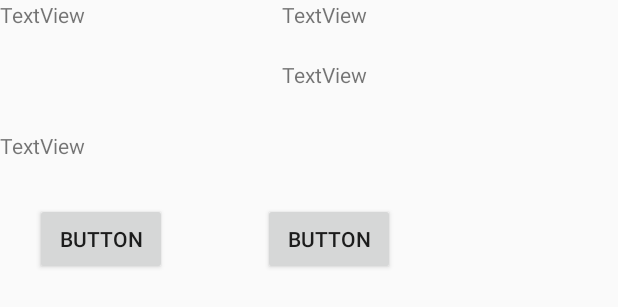
After one commit to Sanketagarwal17/BookClubLatest, an Android app: the layout allrequestformember.xml on its own in the app's theme, with its tools: preview values and no code run, on a phone screen of 412 x 824 dp. The commit adds this screen. Shown: the top 307 px of the screen. Run offline under Robolectric (Android 15) with nearby library versions, the phone set to English and light mode, and no system bars.

Commit message:
request for member is sending successfully but getting bug in showing all requests

```diff
--- a/app/src/main/AndroidManifest.xml
+++ b/app/src/main/AndroidManifest.xml
@@ -9,7 +9,7 @@
         android:roundIcon="@mipmap/ic_launcher_round"
         android:supportsRtl="true"
         android:theme="@style/AppTheme">
-        <activity android:name=".IssueBookDetailActivity"></activity>
+        <activity android:name=".IssueBookDetailActivity" />
         <activity android:name=".IssueBook" />
         <activity android:name=".Member.IssueBook.IssueActivity" />
         <activity
@@ -27,7 +27,9 @@
         <activity android:name=".Authentication.Verification.VerificationActivity" />
         <activity android:name=".HomePage.RequestBook.RequestActivity" />
         <activity android:name=".Member.AddBook.AddBookActivity" />
-        <activity android:name=".HomePage.BrowseBooks.BrowseActivity"/>
+        <activity android:name=".HomePage.BrowseBooks.BrowseActivity" />
+        <activity android:name=".RequestForMember.RequestForMemberActivity" />
+        <activity android:name=".Admin.RequestsForMember.RequestsForMember"></activity>
     </application>
 
 </manifest>
--- a/app/src/main/java/com/example/android/bookclublatest/HomePage/HomePageActivity.java
+++ b/app/src/main/java/com/example/android/bookclublatest/HomePage/HomePageActivity.java
@@ -15,6 +15,7 @@ import android.view.Menu;
 import android.view.MenuItem;
 import android.widget.Button;
 
+import com.example.android.bookclublatest.Admin.RequestsForMember.RequestsForMember;
 import com.example.android.bookclublatest.Authentication.Login.LoginActivity;
 import com.example.android.bookclublatest.Authentication.Verification.VerificationActivity;
 import com.example.android.bookclublatest.HomePage.BrowseBooks.BrowseActivity;
@@ -22,6 +23,7 @@ import com.example.android.bookclublatest.HomePage.RequestBook.RequestActivity;
 import com.example.android.bookclublatest.IssueBook;
 import com.example.android.bookclublatest.Member.AddBook.AddBookActivity;
 import com.example.android.bookclublatest.R;
+import com.example.android.bookclublatest.RequestForMember.RequestForMemberActivity;
 import com.google.firebase.auth.FirebaseAuth;
 
 import butterknife.BindView;
@@ -141,8 +143,9 @@ public class HomePageActivity extends AppCompatActivity
         } else if (id == R.id.nav_manage) {
 
         } else if (id == R.id.nav_share) {
-
+  startActivity(new Intent(HomePageActivity.this,RequestsForMember.class));
         } else if (id == R.id.nav_send) {
+            startActivity(new Intent(HomePageActivity.this,RequestForMemberActivity.class));
 
         }
 
--- /dev/null
+++ b/app/src/main/res/layout/allrequestformember.xml
@@ -0,0 +1,58 @@
+<?xml version="1.0" encoding="utf-8"?>
+<RelativeLayout xmlns:android="http://schemas.android.com/apk/res/android"
+    android:layout_width="match_parent"
+    android:layout_height="match_parent">
+
+    <TextView
+        android:id="@+id/request_member_name"
+        android:layout_width="175dp"
+        android:layout_height="77dp"
+        android:layout_alignParentStart="true"
+        android:layout_alignParentTop="true"
+        android:text="TextView" />
+
+    <TextView
+        android:id="@+id/requets_member_email"
+        android:layout_width="254dp"
+        android:layout_height="40dp"
+        android:layout_alignParentStart="true"
+        android:layout_alignParentTop="true"
+        android:layout_marginTop="87dp"
+        android:text="TextView" />
+
+    <TextView
+        android:id="@+id/requets_member_number"
+        android:layout_width="196dp"
+        android:layout_height="40dp"
+        android:layout_alignParentStart="true"
+        android:layout_alignParentTop="true"
+        android:layout_marginStart="188dp"
+        android:layout_marginTop="0dp"
+        android:text="TextView" />
+
+    <TextView
+        android:id="@+id/request_member_admission"
+        android:layout_width="188dp"
+        android:layout_height="40dp"
+        android:layout_below="@+id/requets_member_number"
+        android:layout_alignStart="@+id/requets_member_number"
+        android:text="TextView" />
+
+    <Button
+        android:id="@+id/dont_make_him_member"
+        android:layout_width="wrap_content"
+        android:layout_height="wrap_content"
+        android:layout_alignParentStart="true"
+        android:layout_alignParentTop="true"
+        android:layout_marginStart="23dp"
+        android:layout_marginTop="135dp"
+        android:text="Button" />
+
+    <Button
+        android:id="@+id/make_him_member"
+        android:layout_width="wrap_content"
+        android:layout_height="wrap_content"
+        android:layout_alignTop="@+id/dont_make_him_member"
+        android:layout_toEndOf="@+id/request_member_name"
+        android:text="Button" />
+</RelativeLayout>
```
Also changed, not shown: app/src/main/java/com/example/android/bookclublatest/Admin/RequestsForMember/RequestsForMember.java (added, +108 -0 lines), app/src/main/java/com/example/android/bookclublatest/Admin/RequestsForMember/RequestsForMemberAdapter.java (added, +131 -0 lines), app/src/main/java/com/example/android/bookclublatest/Admin/RequestsForMember/RequetsForMemberContract.java (added, +18 -0 lines), app/src/main/java/com/example/android/bookclublatest/Admin/RequestsForMember/RequetsForMemberModel.java (added, +47 -0 lines), app/src/main/java/com/example/android/bookclublatest/Admin/RequestsForMember/RequetsForMemberPresenter.java (added, +14 -0 lines), app/src/main/java/com/example/android/bookclublatest/Authentication/SignUp/SignUpActivity.java (+37 -0 lines), app/src/main/java/com/example/android/bookclublatest/RequestForMember/RequestForMemberActivity.java (added, +86 -0 lines), app/src/main/res/layout/activity_request_for_member.xml (added, +29 -0 lines).
